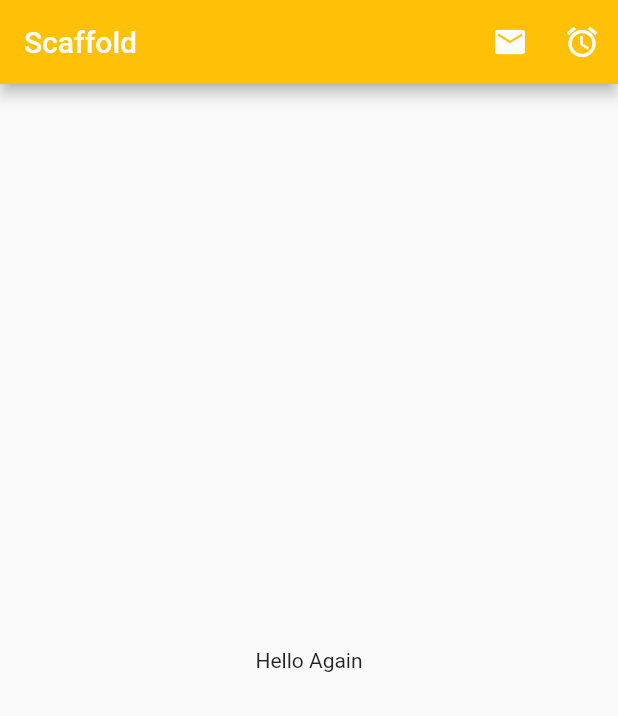
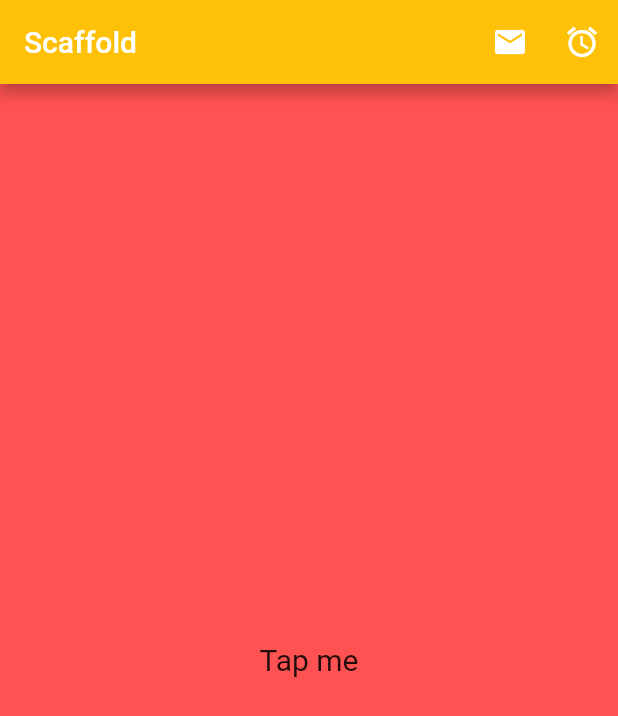
Before and after one commit to shiran02/Flutter-course-practise, a Flutter app: the screen it shows after launch, on a phone screen of 412 x 824 dp. Shown: the top 716 px of the screen. Run offline on Flutter 3.47's test engine with Material 2 defaults, Android fonts, the phone set to English and light mode, and no system bars.

Commit message:
third commit 11

```diff
--- a/practice/lib/ui/home.dart
+++ b/practice/lib/ui/home.dart
@@ -21,8 +21,23 @@ class ScaffoldExample extends StatelessWidget{
           ],
         ),
 
-        body: const Center(
-          child: Text('Hello Again'),
+        backgroundColor: Colors.redAccent.shade200,
+
+        body:  Container(
+          alignment: Alignment.center,
+          child:  Column(
+            mainAxisAlignment: MainAxisAlignment.center,
+              children: <Widget>[
+                InkWell(
+                  child: const Text(
+                    'Tap me',
+                    style: TextStyle(fontSize: 20),
+                  ),
+                  onTap: () => debugPrint("Tapped"),
+
+                ),
+              ],
+          ),
         ),
       );
   }
```
